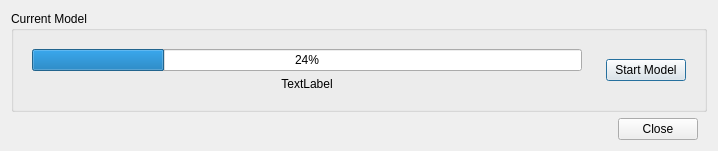
First picture: the form in opus_gui/Run/opusRunModel.ui, repository psrc/urbansim, before the edit.
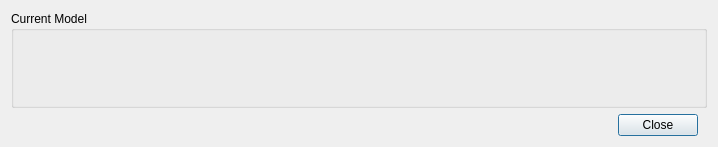
Second picture: the form after the edit.

Commit message: Major start to a revamp of how model run managment works.  Starting to keep track of current and past runs in a model manager and allow for run and re-run of those models.  With this checkin you can run multiple concurrent models at the same time.  This is a midpoint checkin... i.e. it is a work in progress

Patch:
```diff
--- a/opus_gui/Run/opusRunModel.ui
+++ b/opus_gui/Run/opusRunModel.ui
@@ -19,44 +19,6 @@
      <property name="title" >
       <string>Current Model</string>
      </property>
-     <layout class="QHBoxLayout" >
-      <item>
-       <widget class="QWidget" native="1" name="widget" >
-        <layout class="QVBoxLayout" >
-         <item>
-          <widget class="QProgressBar" name="runProgressBar" >
-           <property name="value" >
-            <number>24</number>
-           </property>
-          </widget>
-         </item>
-         <item>
-          <widget class="QLabel" name="runStatusLabel" >
-           <property name="text" >
-            <string>TextLabel</string>
-           </property>
-           <property name="alignment" >
-            <set>Qt::AlignCenter</set>
-           </property>
-          </widget>
-         </item>
-        </layout>
-       </widget>
-      </item>
-      <item>
-       <widget class="QWidget" native="1" name="widget_3" >
-        <layout class="QGridLayout" >
-         <item row="0" column="0" >
-          <widget class="QPushButton" name="pbnStartModel" >
-           <property name="text" >
-            <string>Start Model</string>
-           </property>
-          </widget>
-         </item>
-        </layout>
-       </widget>
-      </item>
-     </layout>
     </widget>
    </item>
    <item>
```
The commit also changes 9 other files.
